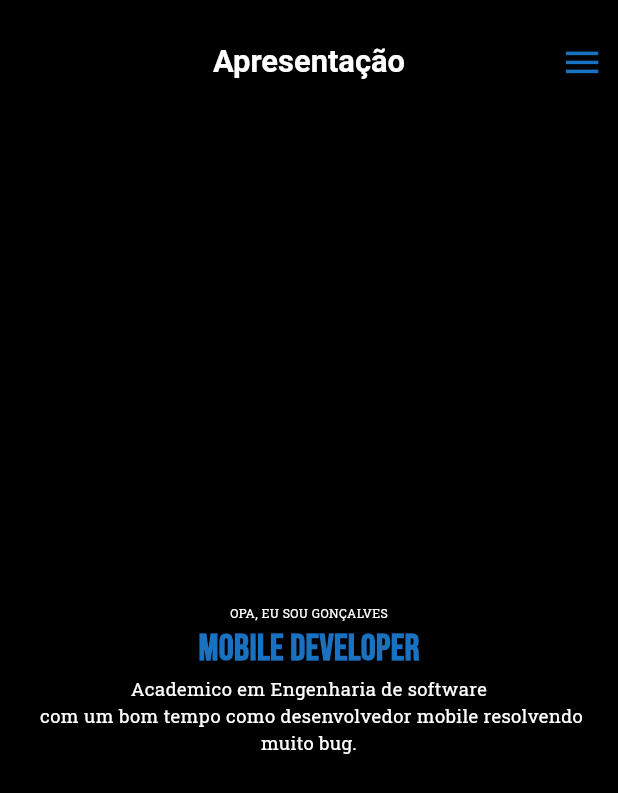
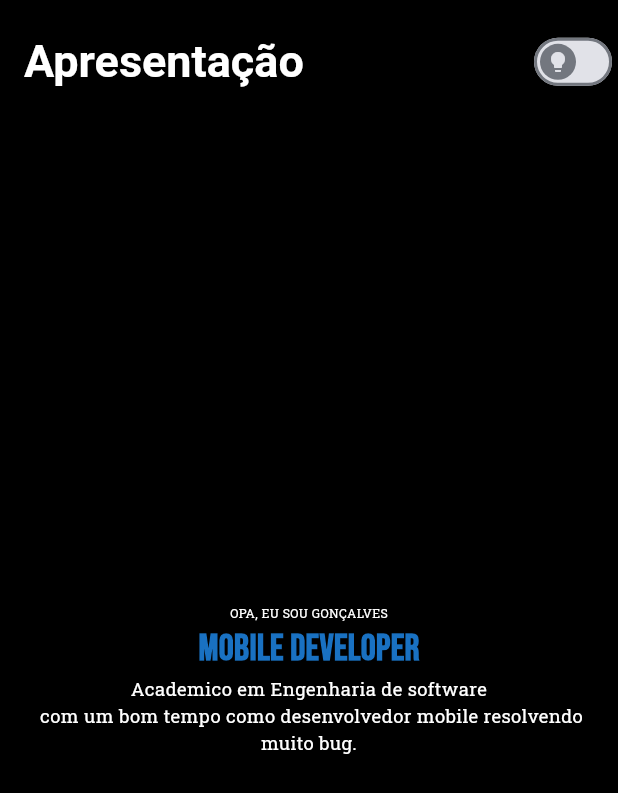
Before and after one commit to JoseGoncalvess/flutter-portifolio, a Flutter app: the screen it shows after launch, on a phone screen of 412 x 824 dp. Shown: the top 793 px of the screen. Run offline on Flutter 3.47's test engine with Material 3 defaults, Android fonts, the phone set to English and light mode, and no system bars; our stand-ins replace dio, flutter_svg, google_fonts; network calls fail.

Commit message:
feat: Respasnsive ajust Appbar

```diff
--- a/lib/core/components/custom__app_bar.dart
+++ b/lib/core/components/custom__app_bar.dart
@@ -23,6 +23,7 @@ class CustomAppBar extends StatefulWidget implements PreferredSizeWidget {
 
 class CustomAppBarState extends State<CustomAppBar> {
   bool _opacity = false;
+  bool _themerOption = false;
 
   @override
   void initState() {
@@ -49,20 +50,20 @@ class CustomAppBarState extends State<CustomAppBar> {
           widget.titlePage,
           style: GoogleFonts.roboto(
             color: Colors.white,
-            fontSize: MediaQuery.sizeOf(context).width * 0.05,
+            fontSize: 30,
             fontWeight: FontWeight.bold,
           ),
         ),
       ),
-      centerTitle: true,
       actions: [
-        IconButton(
-          onPressed: () => widget.ontap!(),
-          icon: Icon(
-            Icons.menu,
-            color: prymariColor,
-            size: MediaQuery.sizeOf(context).width * 0.07,
-          ),
+        Switch(
+          value: _themerOption,
+          thumbIcon: WidgetStatePropertyAll(Icon(Icons.lightbulb)),
+          onChanged: (value) {
+            setState(() {
+              _themerOption = value;
+            });
+          },
         ),
       ],
     );
--- a/lib/pages/home/home_view.dart
+++ b/lib/pages/home/home_view.dart
@@ -18,6 +18,7 @@ class HomeView extends HomeViewModel {
         builder:
             (context, constraints) => Center(
               child: Container(
+                decoration: BoxDecoration(color: backgroudColor),
                 constraints: BoxConstraints(
                   maxWidth: MediaQuery.sizeOf(context).width * 0.9,
                 ),
```
